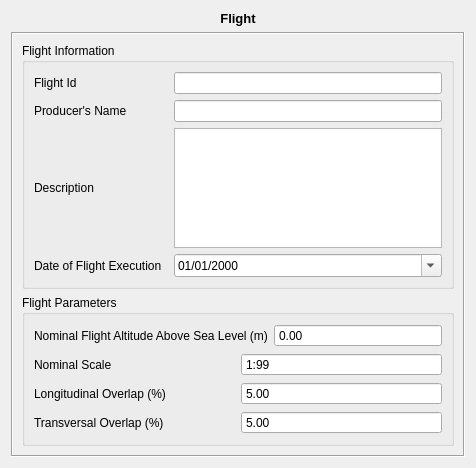
First picture: the form in qt/formDisplay/FlightLayout.ui, repository e-foto/e-foto, before the edit.
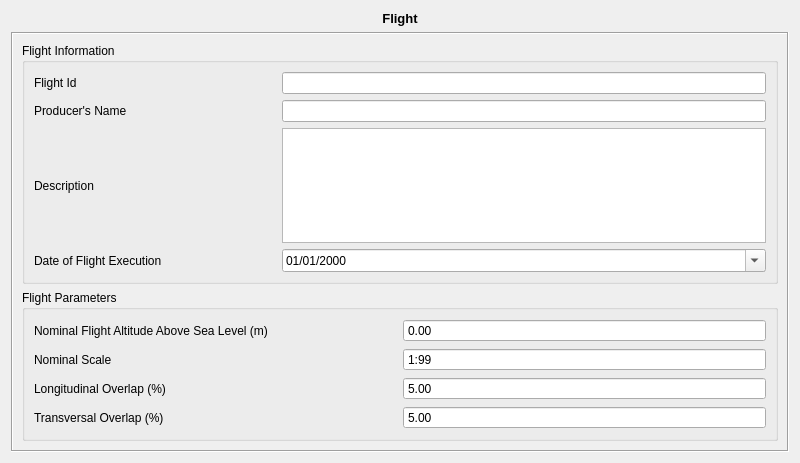
Second picture: the form after the edit. Custom widgets are drawn as their Qt base class.

Commit message: Test a new size for project module forms by Irving

```diff
--- a/qt/formDisplay/FlightLayout.ui
+++ b/qt/formDisplay/FlightLayout.ui
@@ -6,8 +6,8 @@
    <rect>
     <x>0</x>
     <y>0</y>
-    <width>476</width>
-    <height>468</height>
+    <width>800</width>
+    <height>463</height>
    </rect>
   </property>
   <property name="windowTitle">
```
The commit also changes 7 other files.
